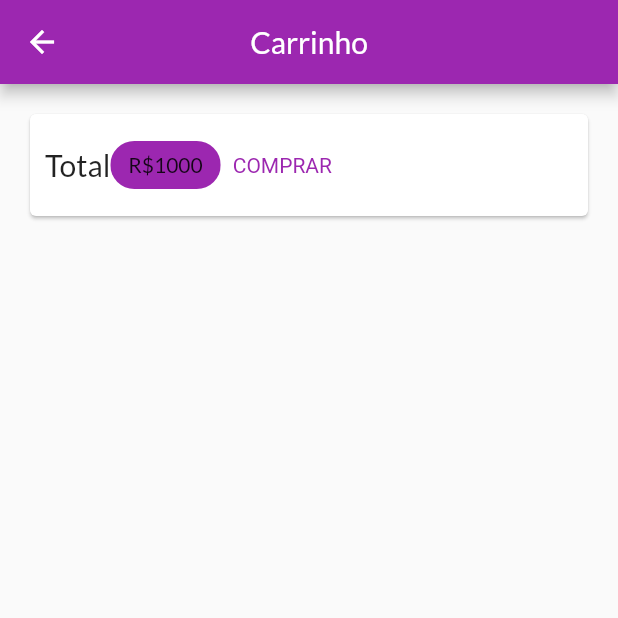
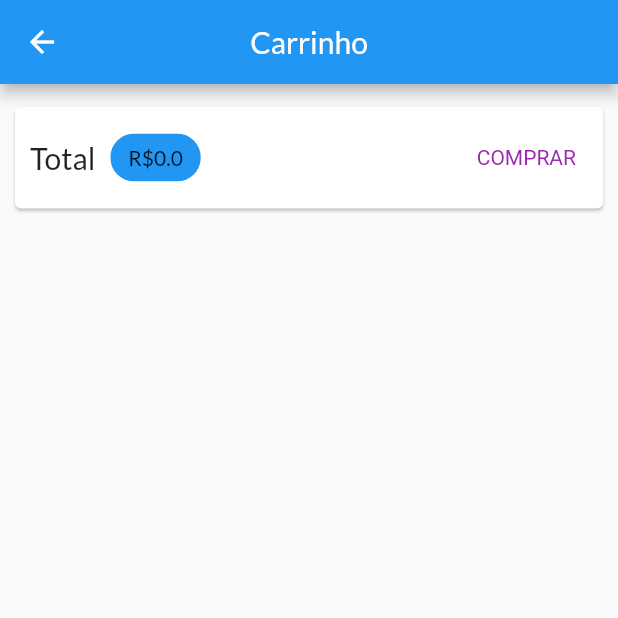
Before and after one commit to caioss8/shopAPP, a Flutter app: the CartPage screen opened by its route, after a tap on "COMPRAR", on a phone screen of 412 x 824 dp, the top half of it. Run offline on Flutter 3.47's test engine with Material 2 defaults, Android fonts, the light colour scheme and no system bars; network calls fail.

Commit message:
#249 - updades and flutter 2.5

```diff
--- a/lib/components/badge.dart
+++ b/lib/components/badge.dart
@@ -25,7 +25,7 @@
             padding: const EdgeInsets.all(2),
             decoration: BoxDecoration(
               borderRadius: BorderRadius.circular(10),
-              color: color ?? Theme.of(context).accentColor,
+              color: color ?? Theme.of(context).colorScheme.secondary,
             ),
             constraints: BoxConstraints(
               maxHeight: 16,
--- a/lib/components/product_item.dart
+++ b/lib/components/product_item.dart
@@ -33,7 +33,7 @@
               },
               icon: Icon(
                   product.isFavorite ? Icons.favorite : Icons.favorite_border),
-              color: Theme.of(context).accentColor,
+              color: Theme.of(context).colorScheme.secondary,
             ),
           ),
           title: Text(
@@ -45,7 +45,7 @@
               cart.addItem(product);
             },
             icon: Icon(Icons.shopping_cart),
-            color: Theme.of(context).accentColor,
+            color: Theme.of(context).colorScheme.secondary,
           ),
         ),
       ),
--- /dev/null
+++ b/lib/models/order.dart
@@ -0,0 +1,15 @@
+import 'package:shop/models/cart_item.dart';
+
+class Order {
+  final String id;
+  final double total;
+  final List<CartItem> products;
+  final DateTime date;
+
+  Order({
+    required this.id,
+    required this.total,
+    required this.products,
+    required this.date,
+  });
+}
--- /dev/null
+++ b/lib/models/order_list.dart
@@ -0,0 +1,30 @@
+import 'dart:math';
+
+import 'package:flutter/material.dart';
+import 'package:shop/models/cart.dart';
+import 'package:shop/models/order.dart';
+
+class OrderList with ChangeNotifier {
+  List<Order> _items = [];
+
+  List<Order> get items {
+    return [..._items];
+  }
+
+  int get itemsCount {
+    return _items.length;
+  }
+
+  void addOrder(Cart cart) {
+    _items.insert(
+      0,
+      Order(
+        id: Random().nextDouble().toString(),
+        total: cart.totalAmount,
+        products: cart.items.values.toList(),
+        date: DateTime.now(),
+      ),
+    );
+    notifyListeners();
+  }
+}
--- a/lib/pages/cart_page.dart
+++ b/lib/pages/cart_page.dart
@@ -1,10 +1,17 @@
 import 'package:flutter/material.dart';
+import 'package:provider/provider.dart';
+import 'package:shop/components/cart_item.dart';
+import 'package:shop/models/cart.dart';
+import 'package:shop/models/order_list.dart';
 
 class CartPage extends StatelessWidget {
   const CartPage({Key? key}) : super(key: key);
 
   @override
   Widget build(BuildContext context) {
+    final Cart cart = Provider.of(context);
+    final items = cart.items.values.toList();
+
     return Scaffold(
       appBar: AppBar(
         centerTitle: true,
@@ -13,10 +20,14 @@
       body: Column(
         children: [
           Card(
-            margin: const EdgeInsets.all(20),
+            margin: const EdgeInsets.symmetric(
+              horizontal: 10,
+              vertical: 15,
+            ),
             child: Padding(
               padding: const EdgeInsets.all(10),
               child: Row(
+                mainAxisAlignment: MainAxisAlignment.spaceBetween,
                 children: [
                   Text(
                     'Total',
@@ -24,17 +35,25 @@
                       fontSize: 20,
                     ),
                   ),
+                  const SizedBox(width: 10),
                   Chip(
                     backgroundColor: Theme.of(context).primaryColor,
                     label: Text(
-                      'R\$1000',
+                      'R\$${cart.totalAmount}',
                       style: TextStyle(
                         color: Theme.of(context).textTheme.headline6?.color,
                       ),
                     ),
                   ),
+                  Spacer(),
                   TextButton(
-                    onPressed: () {},
+                    onPressed: () {
+                      Provider.of<OrderList>(
+                        context,
+                        listen: false,
+                      ).addOrder(cart);
+                      cart.clear();
+                    },
                     child: Text('COMPRAR'),
                     style: TextButton.styleFrom(
                       textStyle: TextStyle(
@@ -45,7 +64,13 @@
                 ],
               ),
             ),
-          )
+          ),
+          Expanded(
+            child: ListView.builder(
+              itemCount: items.length,
+              itemBuilder: (ctx, i) => CartItemWidget(items[i]),
+            ),
+          ),
         ],
       ),
     );
--- a/lib/pages/products_overview_page.dart
+++ b/lib/pages/products_overview_page.dart
@@ -1,5 +1,6 @@
 import 'package:flutter/material.dart';
 import 'package:provider/provider.dart';
+import 'package:shop/components/app_drawer.dart';
 import 'package:shop/components/badge.dart';
 import 'package:shop/components/product_grid.dart';
 import 'package:shop/models/cart.dart';
@@ -23,6 +24,7 @@
   @override
   Widget build(BuildContext context) {
     return Scaffold(
+      drawer: AppDrawer(),
       appBar: AppBar(
         title: Text('Minha Loja'),
         centerTitle: false,
--- a/lib/utils/app_routes.dart
+++ b/lib/utils/app_routes.dart
@@ -1,4 +1,6 @@
 class AppRoutes {
+  static const HOME = '/';
   static const PRODUCT_DETAIL = '/product-detail';
   static const CART = '/cart';
+  static const ORDERS = '/orders';
 }
```
Also changed, not shown: lib/components/app_drawer.dart (added, +40 -0 lines), lib/components/cart_item.dart (added, +59 -0 lines), lib/main.dart (+9 -3 lines), lib/pages/orders_page.dart (added, +16 -0 lines), lib/pages/product_detail_page.dart (+31 -0 lines), pubspec.lock.
